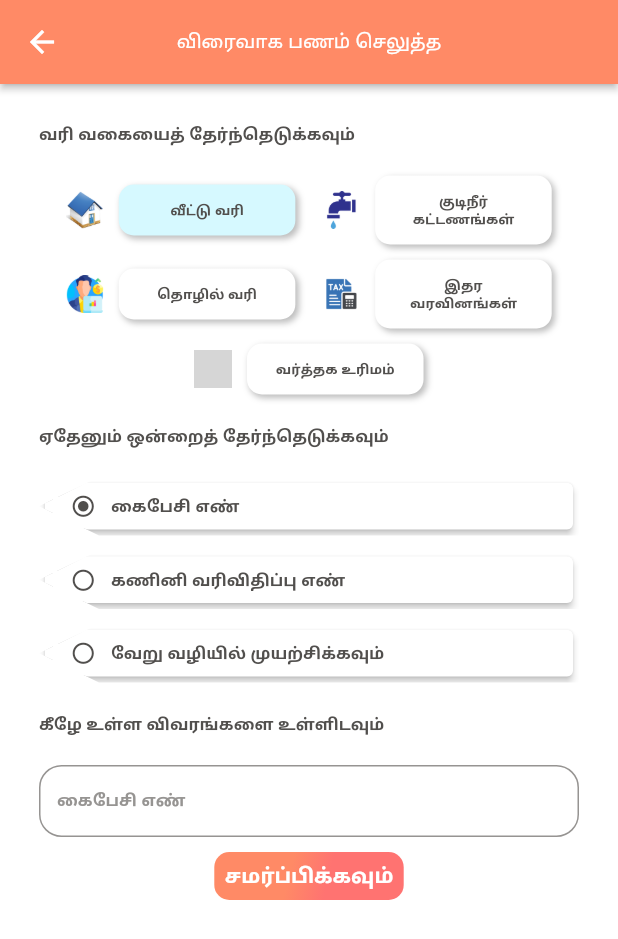
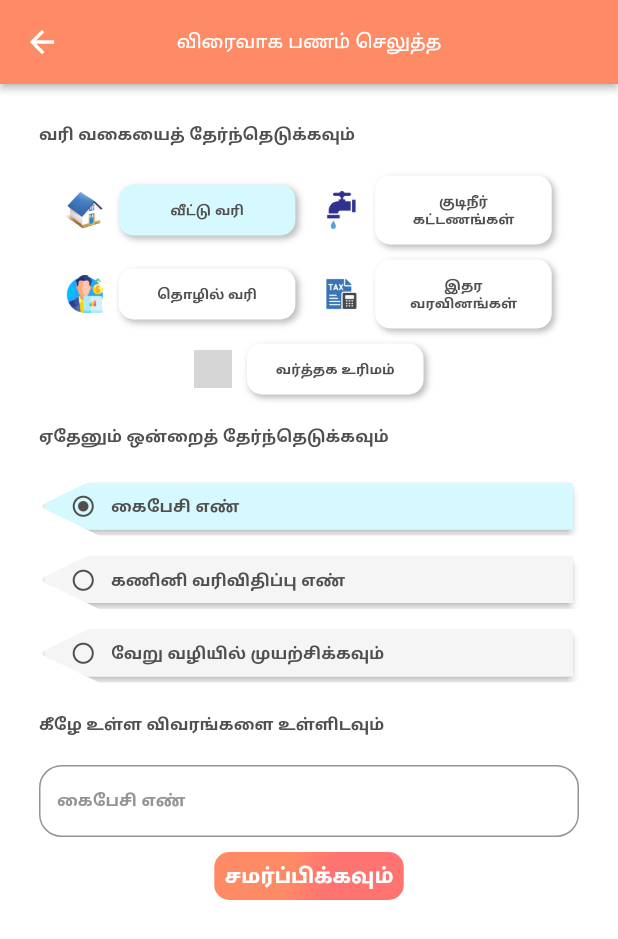
Before and after one commit to TNANDROID/public_vptax, a Flutter app: the Home screen opened directly, after a tap on "விரைவாக பணம் செலுத்த", on a phone screen of 412 x 824 dp. Shown: the top 939 px of the screen. Run offline on Flutter 3.47's test engine with Material 2 defaults, Android fonts, the phone set to English and light mode, and no system bars; drawn by our look-alikes of flutter_form_builder; our stand-ins replace easy_localization, flutter_spinkit, flutter_staggered_animations, flutter_svg, form_builder_validators, get_it and 4 more; missing offline and left inert: encrypt, open_settings; accounts and stored records are empty; grey boxes are pictures that could not be loaded.

Commit message:
Re-commit

```diff
--- a/lib/Resources/ColorsValue.dart
+++ b/lib/Resources/ColorsValue.dart
@@ -32,7 +32,8 @@ Color sky_blue = Color(0xFF61BEE1);
 Color helpBlue = Color(0xff3282B8);
 Color primary_text_color2 = Color(0xFF1e9bff);
 Color text_color = Color(0xFF1E4175);
-
+Color bg = Color(0xFFF5F5F5);
+Color full_transparent = Color(0xFF00FF0000);
 
 //*********Un Used Variables**************/
 
@@ -58,7 +59,6 @@ Color text_color = Color(0xFF1E4175);
 //Color followersBg = Color(0xFF6bce67);
 //Color followingBg = Color(0xFF45c240);
 //Color light_green = Color(0xFFf3fff3);
-//Color bg = Color(0xFFF5F5F5);
 //Color pink = Color(0xFFbf63f9);
 //Color pink_light = Color(0xFFdaa6fd);
 //Color pink_very_light = Color(0xFFf5e7ff);
@@ -73,7 +73,6 @@ Color text_color = Color(0xFF1E4175);
 //Color d_grey2 = Color(0xFF747474);
 //Color d_grey3 = Color(0xFF746C7C);
 //Color d_grey4 = Color(0xFFB8B8BA);
-//Color full_transparent = Color(0xFF00FF0000);
 //Color primary_text_color = Color(0xFF2A4AFB);
 //Color dark_pink = Color(0xFFFF90CF);
 //Color blue_background = Color(0xFF242b35);
```
